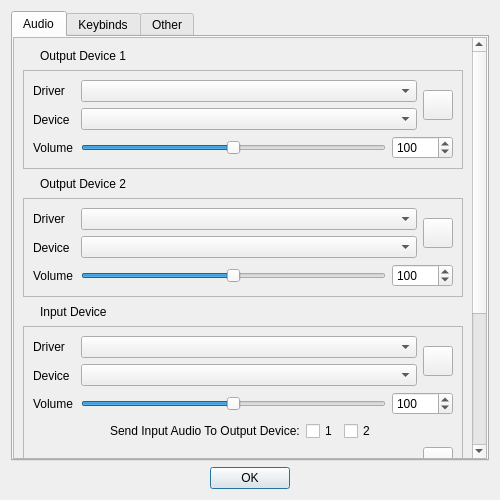
First picture: the form in src/Dialog/dialogsettings.ui, repository defaultsamson/Soundboard, before the edit.
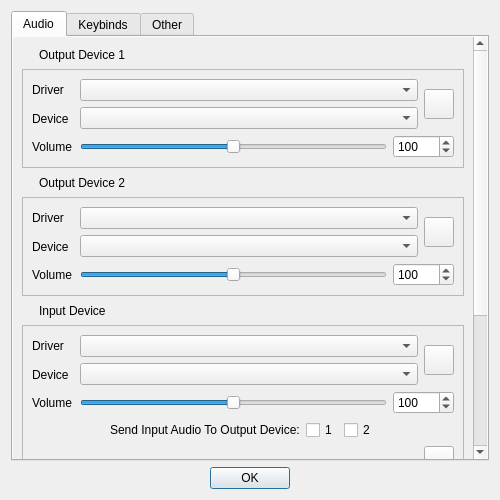
Second picture: the form after the edit. The open tabs and pages were chosen to show the change. Icons and pictures are not drawn. Custom widgets are drawn as their Qt base class.

Commit message: Fixed some visual bugs with the Audio settings menu on Windows

What changed in the file:
```diff
--- a/src/Dialog/dialogsettings.ui
+++ b/src/Dialog/dialogsettings.ui
@@ -65,6 +65,9 @@
               <verstretch>0</verstretch>
              </sizepolicy>
             </property>
+            <property name="frameShape">
+             <enum>QFrame::NoFrame</enum>
+            </property>
             <property name="widgetResizable">
              <bool>true</bool>
             </property>
@@ -73,8 +76,8 @@
               <rect>
                <x>0</x>
                <y>0</y>
-               <width>476</width>
-               <height>787</height>
+               <width>464</width>
+               <height>720</height>
               </rect>
              </property>
              <layout class="QVBoxLayout" name="verticalLayout_11">
@@ -113,9 +116,6 @@
                 <property name="frameShape">
                  <enum>QFrame::StyledPanel</enum>
                 </property>
-                <property name="frameShadow">
-                 <enum>QFrame::Raised</enum>
-                </property>
                 <layout class="QVBoxLayout" name="verticalLayout_6">
                  <item>
                   <layout class="QHBoxLayout" name="horizontalLayout_12">
@@ -299,9 +299,6 @@
                 <property name="frameShape">
                  <enum>QFrame::StyledPanel</enum>
                 </property>
-                <property name="frameShadow">
-                 <enum>QFrame::Raised</enum>
-                </property>
                 <layout class="QVBoxLayout" name="verticalLayout_8">
                  <item>
                   <layout class="QHBoxLayout" name="horizontalLayout_13">
@@ -488,9 +485,6 @@
                 <property name="frameShape">
                  <enum>QFrame::StyledPanel</enum>
                 </property>
-                <property name="frameShadow">
-                 <enum>QFrame::Raised</enum>
-                </property>
                 <layout class="QVBoxLayout" name="verticalLayout_5">
                  <item>
                   <layout class="QHBoxLayout" name="horizontalLayout_16">
```
Left out of the diff: 5 changed lines with no effect on the pictures. The commit also changes 2 other files.
